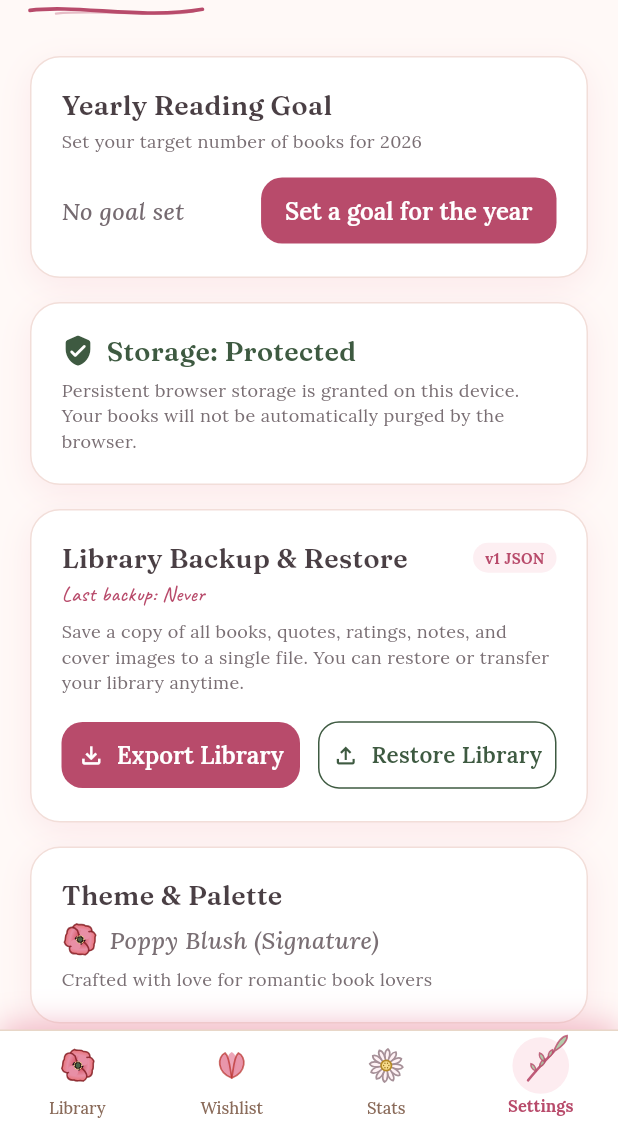
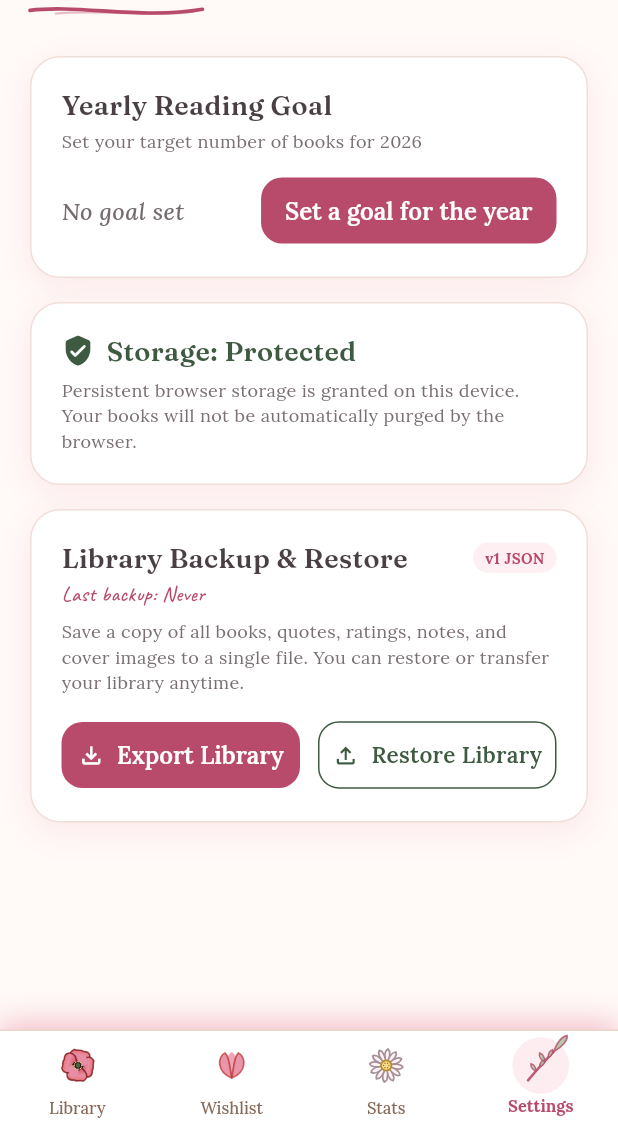
Before and after one commit to shivamboda/bookmark, a Flutter app: the screen it shows after launch, item 4 of the bottom bar chosen, on a phone screen of 412 x 824 dp, the part 109-1236 px from its top. Run offline on Flutter 3.47's test engine with Material 3 defaults, Android fonts, the phone set to English and light mode, and no system bars; our stand-ins replace file_picker, fl_chart, flutter_riverpod, google_fonts, hive_ce_flutter, image_picker and 1 more; missing offline and left inert: dart:js_interop; accounts and stored records are empty.

Commit message:
feat(branding): remove redundant theme and palette card and update app icons with custom artwork

```diff
--- a/lib/features/library/screens/library_screen.dart
+++ b/lib/features/library/screens/library_screen.dart
@@ -1353,36 +1353,7 @@ class _LibraryScreenState extends ConsumerState<LibraryScreen> {
                           ),
                         ],
                       ),
-                    ),
-
-                    const SizedBox(height: 16),
-
-                    // Theme Palette Information
-                    Container(
-                      width: double.infinity,
-                      padding: const EdgeInsets.all(20),
-                      decoration: BoxDecoration(
-                        color: Colors.white,
-                        borderRadius: BorderRadius.circular(20),
-                        border: Border.all(color: const Color(0xFFF2DED9)),
-                        boxShadow: const [FloralPalette.cardShadow],
-                      ),
-                      child: Column(
-                        crossAxisAlignment: CrossAxisAlignment.start,
-                        children: [
-                          Text('Theme & Palette', style: JournalTypography.headingSmall()),
-                          const SizedBox(height: 6),
-                          Row(
-                            children: [
-                              const PoppyDoodle(size: 24, showStem: false, petalColor: FloralPalette.rosePetal),
-                              const SizedBox(width: 8),
-                              Text('Poppy Blush (Signature)', style: JournalTypography.subheading()),
-                            ],
-                          ),
-                          const SizedBox(height: 6),
-                          Text('Crafted with love for romantic book lovers', style: JournalTypography.bodySmall()),
-                        ],
-                      ),
+
                     ),
 
                     // Developer Doodle Showcase (strictly kDebugMode, no emoji)
```
Also changed, not shown: assets/icon.png (added), docs/assets/icon.png (added), docs/favicon.png, docs/icons/Icon-192.png, docs/icons/Icon-512.png, docs/icons/Icon-maskable-192.png, docs/icons/Icon-maskable-512.png, 7 other files.
